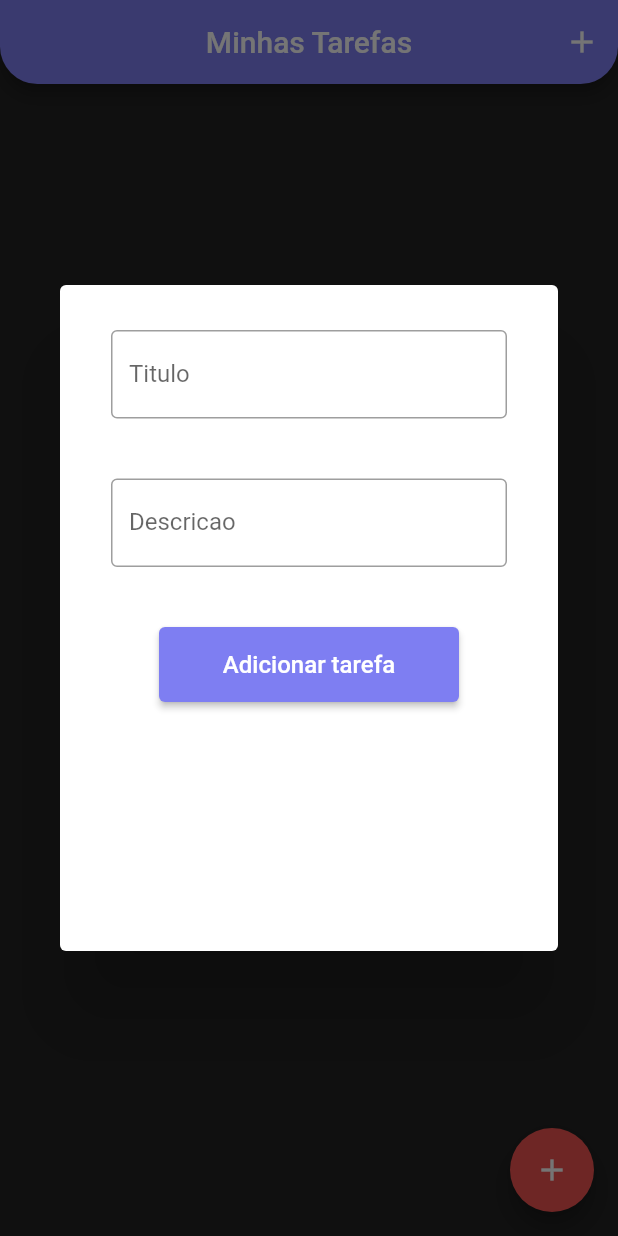
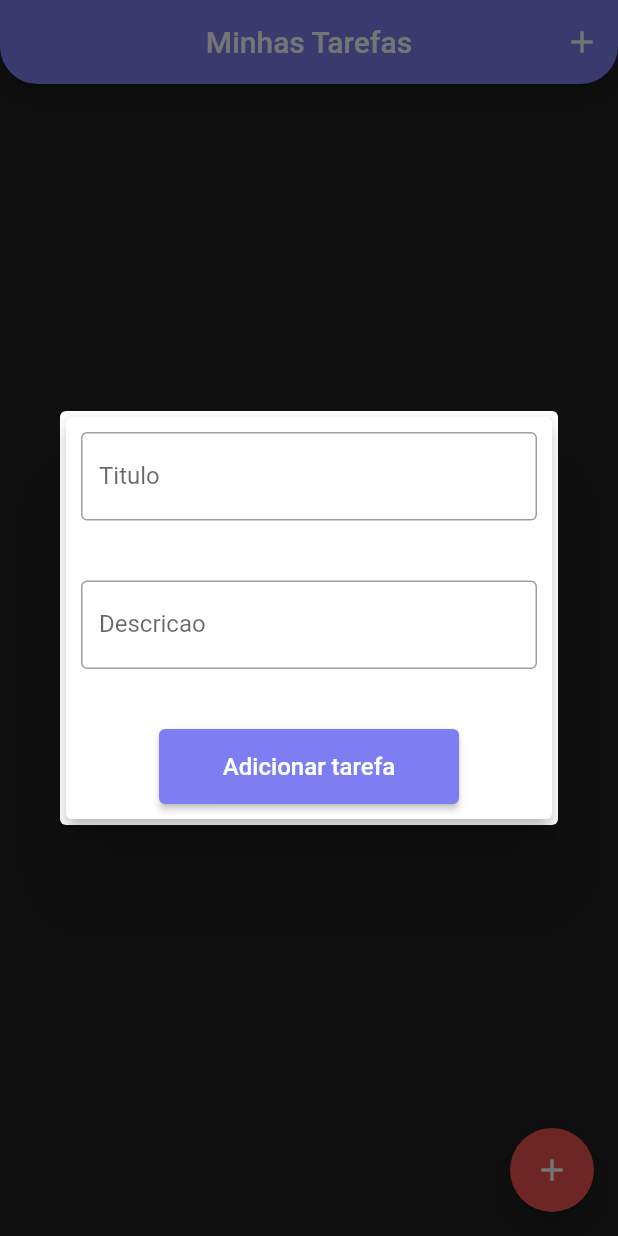
Before and after one commit to devv-thiago/to-do-list, a Flutter app: the screen it shows after launch, after a tap on the "add" icon, on a phone screen of 412 x 824 dp. Run offline on Flutter 3.47's test engine with Material 2 defaults, Android fonts, the phone set to English and light mode, and no system bars.

Commit message:
adicionando mais responsividade

```diff
--- a/lib/components/task_input.dart
+++ b/lib/components/task_input.dart
@@ -26,10 +26,16 @@ class _TaskInputState extends State<TaskInput> {
 
   @override
   Widget build(BuildContext context) {
-    return Container(
-      height: 400,
-      width: 600,
-      padding: EdgeInsets.all(10),
+    return SingleChildScrollView(
+      child: Card(
+        elevation: 5,
+        child: Padding(
+          padding: EdgeInsets.only(
+            top: 10,
+            right: 10,
+            left: 10,
+            bottom: 10 + MediaQuery.of(context).viewInsets.bottom
+          ),
           child: Column(
             children: [
               TextField(
@@ -76,6 +82,8 @@ class _TaskInputState extends State<TaskInput> {
               )
             ],
           ),
+        ),
+      ),
     );
   }
 }
--- /dev/null
+++ b/lib/components/teste.dart
@@ -0,0 +1,11 @@
+import 'dart:io';
+import 'package:flutter/material.dart';
+
+class Teste extends StatelessWidget {
+  const Teste({super.key});
+
+  @override
+  Widget build(BuildContext context) {
+    return Platform.isIOS ? Container() : SizedBox();
+  }
+}
--- a/lib/main.dart
+++ b/lib/main.dart
@@ -1,4 +1,5 @@
 import 'package:flutter/material.dart';
+import 'package:flutter/services.dart';
 import 'models/task.dart';
 import 'components/task_list.dart';
 import 'components/task_input.dart';
@@ -13,6 +14,9 @@ class MyApp extends StatelessWidget {
 
   @override
   Widget build(BuildContext context) {
+    SystemChrome.setPreferredOrientations(
+      [DeviceOrientation.portraitUp],
+    );
     return MaterialApp(
       debugShowCheckedModeBanner: false,
       home: MyHomePage(),
@@ -53,7 +57,7 @@ class _MyHomePage extends State<MyHomePage> {
     showDialog(
         context: context,
         builder: (_) {
-          return AlertDialog(content: TaskInput(_addTask));
+          return Dialog(child: TaskInput(_addTask));
         });
   }
 
```
Lines whose indentation alone changed are shown as unchanged.
